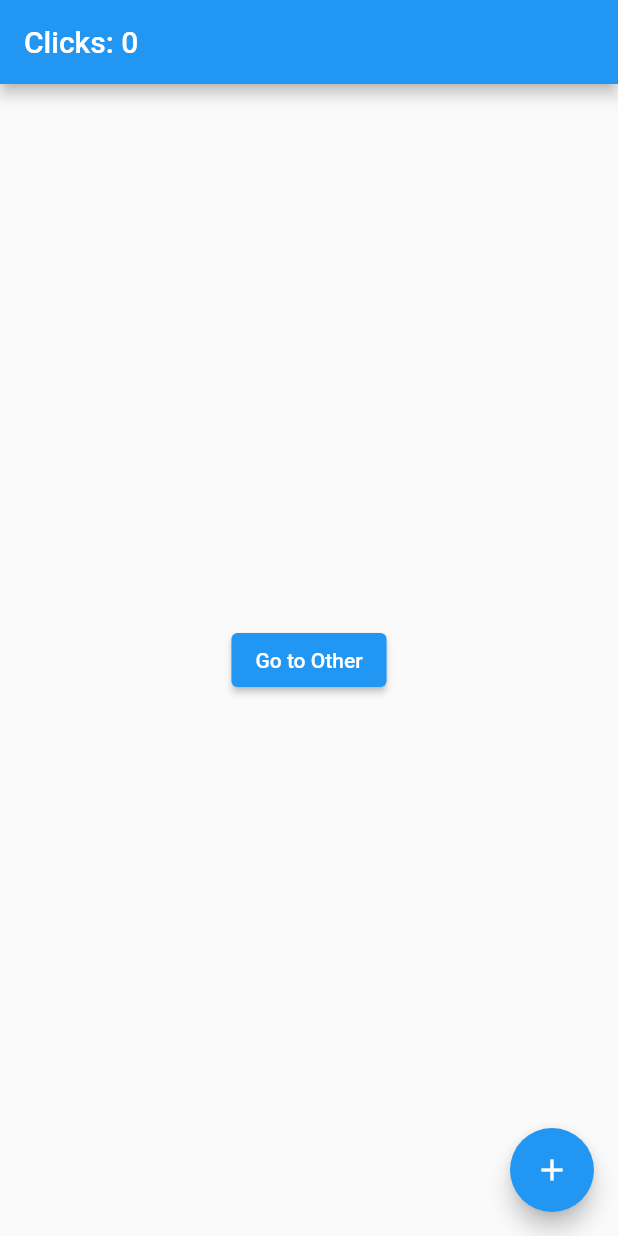
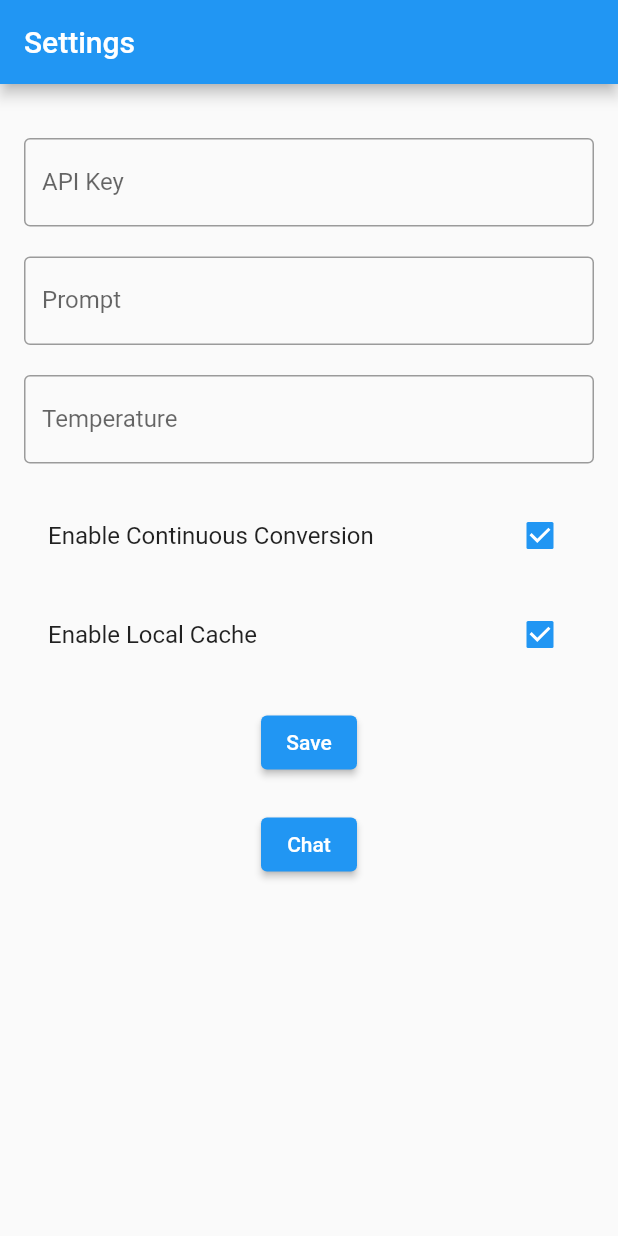
Before and after one commit to itiiss/ChatShell, a Flutter app: the screen it shows after launch, on a phone screen of 412 x 824 dp. Run offline on Flutter 3.47's test engine with Material 2 defaults, Android fonts, the phone set to English and light mode, and no system bars; our stand-ins replace get, shared_preferences.

Commit message:
feat: 增加参数配置页

```diff
--- /dev/null
+++ b/lib/constants.dart
@@ -0,0 +1,12 @@
+class Constants {
+  static const double defaultTemperature = 1.0;
+  static const bool enableContinuousConversion = true;
+  static const bool enableLocalCache = true;
+
+  static const String apiKeyKey = 'apiKey';
+  static const String promptKey = 'prompt';
+  static const String defaultTemperatureKey = 'defaultTemperature';
+  static const String enableContinuousConversionKey =
+      'enableContinuousConversion';
+  static const String enableLocalCacheKey = 'enableLocalCache';
+}
--- a/lib/main.dart
+++ b/lib/main.dart
@@ -1,32 +1,139 @@
 import 'package:flutter/material.dart';
 import 'package:get/get.dart';
 import 'package:project/chat.dart';
+import 'package:project/constants.dart';
+import 'package:project/setting.dart';
+import 'package:shared_preferences/shared_preferences.dart';
 
-void main() => runApp(const GetMaterialApp(home: Home()));
+void main() => runApp(GetMaterialApp(home: Home()));
 
-class Controller extends GetxController {
-  var count = 0.obs;
-  increment() => count++;
+class SettingController extends GetxController {
+  RxString apiKey = "".obs;
+  RxString prompt = "".obs;
+  RxDouble temperature = Constants.defaultTemperature.obs;
+  RxBool enableContinuousConversion = Constants.enableContinuousConversion.obs;
+  RxBool enableLocalCache = Constants.enableLocalCache.obs;
+  late SharedPreferences prefs;
+
+  @override
+  void onInit() async {
+    super.onInit();
+    prefs = await SharedPreferences.getInstance();
+    apiKey.value = prefs.getString(Constants.apiKeyKey) ?? '';
+    prompt.value = prefs.getString(Constants.promptKey) ?? '';
+    temperature.value = prefs.getDouble(Constants.defaultTemperatureKey) ??
+        Constants.defaultTemperature;
+    enableContinuousConversion.value =
+        prefs.getBool(Constants.enableContinuousConversionKey) ??
+            Constants.enableContinuousConversion;
+    enableLocalCache.value = prefs.getBool(Constants.enableLocalCacheKey) ??
+        Constants.enableLocalCache;
+  }
+
+  setApiKey(value) => apiKey.value = value;
+  setPrompt(value) => prompt.value = value;
+  setTemperature(value) => temperature.value = double.tryParse(value) ?? 0;
+  setEnableContinuousConversion(value) =>
+      enableContinuousConversion.value = value;
+  setEnableLocalCache(value) => enableLocalCache.value = value;
 }
 
 class Home extends StatelessWidget {
-  const Home({super.key});
+  Home({super.key});
+
+  Widget _buildTextField({
+    required void Function(String) onChanged,
+    required String label,
+    TextInputType keyboardType = TextInputType.text,
+  }) {
+    return TextFormField(
+      keyboardType: keyboardType,
+      decoration: InputDecoration(
+        border: const OutlineInputBorder(),
+        labelText: label,
+      ),
+      onChanged: onChanged,
+    );
+  }
+
+  final SettingController settingController = Get.put(SettingController());
+
+  void _saveSettings() async {
+    SharedPreferences prefs = await SharedPreferences.getInstance();
+    Settings settings = Settings(prefs: prefs);
+    settings.apiKey = settingController.apiKey.value;
+    settings.prompt = settingController.prompt.value;
+    settings.defaultTemperature = settingController.temperature.value;
+    settings.enableContinuousConversion =
+        settingController.enableContinuousConversion.value;
+    settings.enableLocalCache = settingController.enableLocalCache.value;
+  }
 
   @override
   Widget build(context) {
-    // 使用Get.put()实例化你的类，使其对当下的所有子路由可用。
-    final Controller c = Get.put(Controller());
-
     return Scaffold(
-        // 使用Obx(()=>每当改变计数时，就更新Text()。
-        appBar: AppBar(title: Obx(() => Text("Clicks: ${c.count}"))),
-
-        // 用一个简单的Get.to()即可代替Navigator.push那8行，无需上下文！
-        body: Center(
-            child: ElevatedButton(
-                child: const Text("Go to Other"),
-                onPressed: () => Get.to(const ChatPage()))),
-        floatingActionButton: FloatingActionButton(
-            onPressed: c.increment, child: const Icon(Icons.add)));
+      appBar: AppBar(title: const Text('Settings')),
+      body: Padding(
+        padding: const EdgeInsets.all(16.0),
+        child: SingleChildScrollView(
+          child: Obx(
+            () => Column(
+              children: [
+                const SizedBox(height: 20),
+                _buildTextField(
+                  label: 'API Key',
+                  onChanged: (value) {
+                    settingController.setApiKey(value);
+                  },
+                ),
+                const SizedBox(height: 20),
+                _buildTextField(
+                  label: 'Prompt',
+                  onChanged: (value) {
+                    settingController.setPrompt(value);
+                  },
+                ),
+                const SizedBox(height: 20),
+                _buildTextField(
+                    label: 'Temperature',
+                    onChanged: (value) {
+                      settingController.setTemperature(value);
+                    },
+                    keyboardType:
+                        const TextInputType.numberWithOptions(decimal: true)),
+                const SizedBox(height: 20),
+                CheckboxListTile(
+                  title: const Text('Enable Continuous Conversion'),
+                  value: settingController.enableContinuousConversion.value,
+                  onChanged: (value) {
+                    settingController.setEnableContinuousConversion(value);
+                  },
+                ),
+                const SizedBox(height: 10),
+                CheckboxListTile(
+                  title: const Text('Enable Local Cache'),
+                  value: settingController.enableLocalCache.value,
+                  onChanged: (value) {
+                    settingController.setEnableLocalCache(value);
+                  },
+                ),
+                const SizedBox(height: 20),
+                ElevatedButton(
+                  onPressed: _saveSettings,
+                  child: const Text('Save'),
+                ),
+                const SizedBox(height: 20),
+                ElevatedButton(
+                  onPressed: () {
+                    Get.to(() => const ChatPage());
+                  },
+                  child: const Text('Chat'),
+                ),
+              ],
+            ),
+          ),
+        ),
+      ),
+    );
   }
 }
--- /dev/null
+++ b/lib/setting.dart
@@ -0,0 +1,41 @@
+import 'package:project/constants.dart';
+import 'package:shared_preferences/shared_preferences.dart';
+
+class Settings {
+  Settings({required this.prefs});
+
+  final SharedPreferences prefs;
+
+  String get apiKey => prefs.getString(Constants.apiKeyKey) ?? '';
+
+  set apiKey(String value) => prefs.setString(Constants.apiKeyKey, value);
+
+  String get prompt => prefs.getString(Constants.promptKey) ?? '';
+
+  set prompt(String value) => prefs.setString(Constants.promptKey, value);
+
+  double get defaultTemperature =>
+      prefs.getDouble(Constants.defaultTemperatureKey) ??
+      Constants.defaultTemperature;
+
+  set defaultTemperature(double value) =>
+      prefs.setDouble(Constants.defaultTemperatureKey, value);
+
+  bool get enableContinuousConversion =>
+      prefs.getBool(Constants.enableContinuousConversionKey) ??
+      Constants.enableContinuousConversion;
+
+  set enableContinuousConversion(bool value) => prefs.setBool(
+        Constants.enableContinuousConversionKey,
+        value,
+      );
+
+  bool get enableLocalCache =>
+      prefs.getBool(Constants.enableLocalCacheKey) ??
+      Constants.enableLocalCache;
+
+  set enableLocalCache(bool value) => prefs.setBool(
+        Constants.enableLocalCacheKey,
+        value,
+      );
+}
--- a/pubspec.yaml
+++ b/pubspec.yaml
@@ -38,6 +38,7 @@ dependencies:
   http: ^0.13.5
   chat_gpt_sdk: ^2.0.1
   get: ^4.6.5
+  shared_preferences: ^2.0.18
 
 dev_dependencies:
   flutter_test:
```
Also changed, not shown: lib/chat.dart (+29 -22 lines), lib/chat_service.dart (+30 -8 lines), pubspec.lock, 1 other file.
